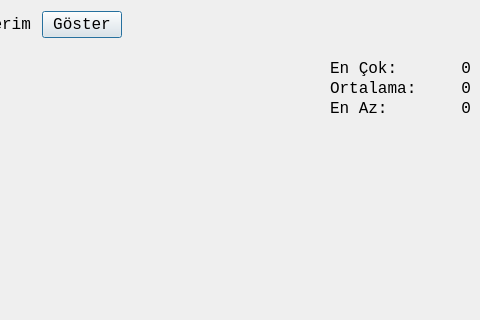
This is satisgrafigiform.ui in mamoo81/bhss as Qt 5 draws it before an edit; both pictures show x 820 to 1300 and y 0 to 320 of the 1300 by 620 pixel window. The edited form follows.
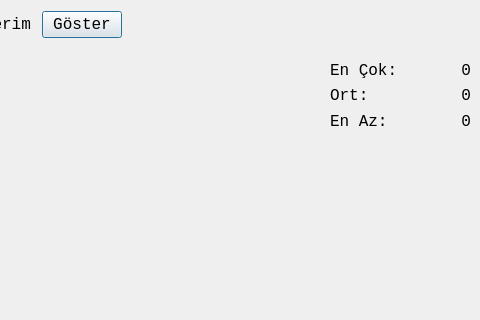
This is the edited form.

The edit to the form file:
```diff
--- a/satisgrafigiform.ui
+++ b/satisgrafigiform.ui
@@ -64,94 +64,7 @@
     </property>
    </layout>
   </widget>
-  <widget class="QLabel" name="label_2">
-   <property name="geometry">
-    <rect>
-     <x>1150</x>
-     <y>60</y>
-     <width>91</width>
-     <height>17</height>
-    </rect>
-   </property>
-   <property name="text">
-    <string>En Çok:</string>
-   </property>
-  </widget>
-  <widget class="QLabel" name="label_3">
-   <property name="geometry">
-    <rect>
-     <x>1150</x>
-     <y>80</y>
-     <width>91</width>
-     <height>17</height>
-    </rect>
-   </property>
-   <property name="text">
-    <string>Ortalama:</string>
-   </property>
-  </widget>
-  <widget class="QLabel" name="label_4">
-   <property name="geometry">
-    <rect>
-     <x>1150</x>
-     <y>100</y>
-     <width>91</width>
-     <height>17</height>
-    </rect>
-   </property>
-   <property name="text">
-    <string>En Az:</string>
-   </property>
-  </widget>
-  <widget class="QLabel" name="EnCoklabel">
-   <property name="geometry">
-    <rect>
-     <x>1230</x>
-     <y>60</y>
-     <width>61</width>
-     <height>17</height>
-    </rect>
-   </property>
-   <property name="text">
-    <string>0</string>
-   </property>
-   <property name="alignment">
-    <set>Qt::AlignRight|Qt::AlignTrailing|Qt::AlignVCenter</set>
-   </property>
-  </widget>
-  <widget class="QLabel" name="Ortalamalabel">
-   <property name="geometry">
-    <rect>
-     <x>1230</x>
-     <y>80</y>
-     <width>61</width>
-     <height>17</height>
-    </rect>
-   </property>
-   <property name="text">
-    <string>0</string>
-   </property>
-   <property name="alignment">
-    <set>Qt::AlignRight|Qt::AlignTrailing|Qt::AlignVCenter</set>
-   </property>
-  </widget>
-  <widget class="QLabel" name="EnAzlabel">
-   <property name="geometry">
-    <rect>
-     <x>1230</x>
-     <y>100</y>
-     <width>61</width>
-     <height>17</height>
-    </rect>
-   </property>
-   <property name="text">
-    <string>0</string>
-   </property>
-   <property name="alignment">
-    <set>Qt::AlignRight|Qt::AlignTrailing|Qt::AlignVCenter</set>
-   </property>
-  </widget>
-  <widget class="QWidget" name="">
+  <widget class="QWidget" name="layoutWidget">
    <property name="geometry">
     <rect>
      <x>11</x>
@@ -228,6 +141,69 @@
     </item>
    </layout>
   </widget>
+  <widget class="QWidget" name="">
+   <property name="geometry">
+    <rect>
+     <x>1150</x>
+     <y>60</y>
+     <width>141</width>
+     <height>71</height>
+    </rect>
+   </property>
+   <layout class="QGridLayout" name="gridLayout">
+    <item row="1" column="0">
+     <widget class="QLabel" name="label_3">
+      <property name="text">
+       <string>Ort:</string>
+      </property>
+     </widget>
+    </item>
+    <item row="1" column="1" colspan="2">
+     <widget class="QLabel" name="Ortalamalabel">
+      <property name="text">
+       <string>0</string>
+      </property>
+      <property name="alignment">
+       <set>Qt::AlignRight|Qt::AlignTrailing|Qt::AlignVCenter</set>
+      </property>
+     </widget>
+    </item>
+    <item row="2" column="0">
+     <widget class="QLabel" name="label_4">
+      <property name="text">
+       <string>En Az:</string>
+      </property>
+     </widget>
+    </item>
+    <item row="2" column="1" colspan="2">
+     <widget class="QLabel" name="EnAzlabel">
+      <property name="text">
+       <string>0</string>
+      </property>
+      <property name="alignment">
+       <set>Qt::AlignRight|Qt::AlignTrailing|Qt::AlignVCenter</set>
+      </property>
+     </widget>
+    </item>
+    <item row="0" column="0">
+     <widget class="QLabel" name="label_2">
+      <property name="text">
+       <string>En Çok:</string>
+      </property>
+     </widget>
+    </item>
+    <item row="0" column="1" colspan="2">
+     <widget class="QLabel" name="EnCoklabel">
+      <property name="text">
+       <string>0</string>
+      </property>
+      <property name="alignment">
+       <set>Qt::AlignRight|Qt::AlignTrailing|Qt::AlignVCenter</set>
+      </property>
+     </widget>
+    </item>
+   </layout>
+  </widget>
  </widget>
  <resources/>
  <connections/>
```
